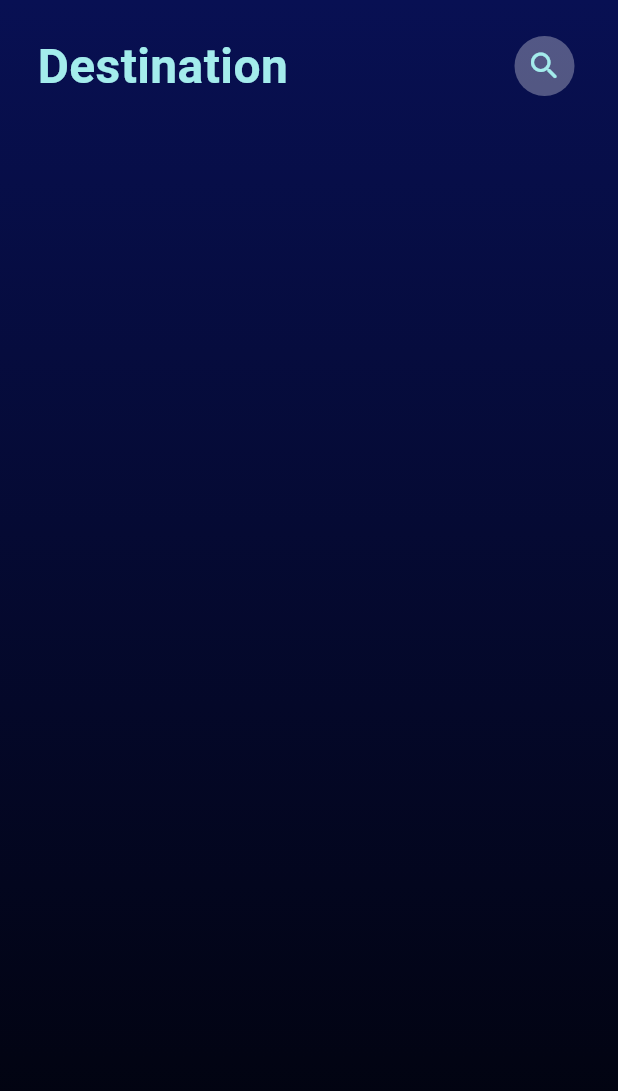
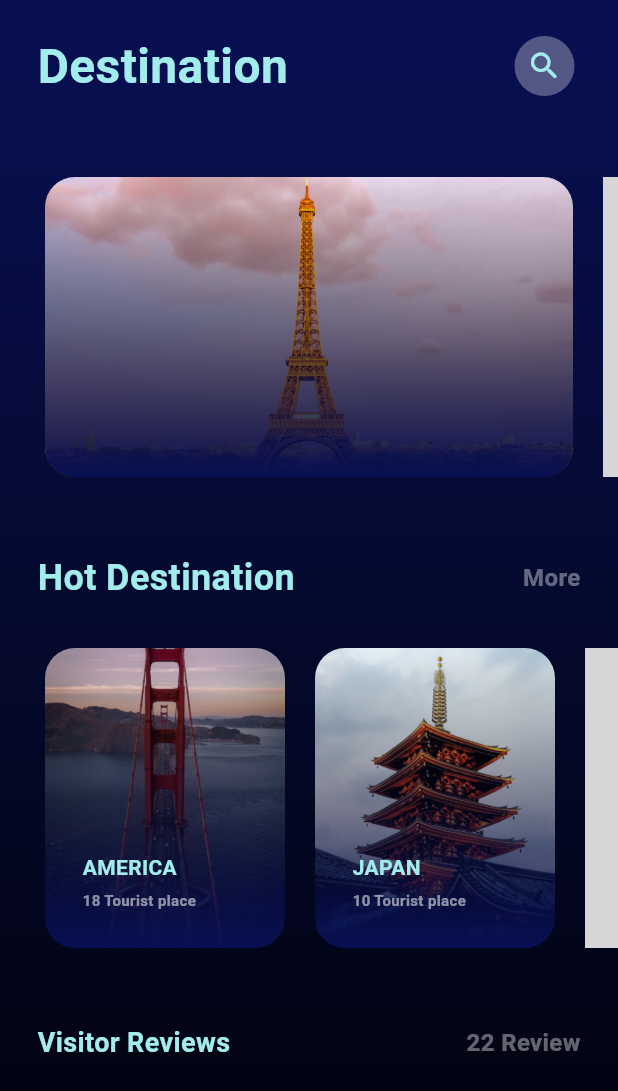
Before and after one commit to avikumar11haz/travel_animation_app, a Flutter app: the screen it shows after launch, on a phone screen of 412 x 824 dp. Shown: the top 1091 px of the screen. Run offline on Flutter 3.47's test engine with Material 3 defaults, Android fonts, the phone set to English and light mode, and no system bars; grey boxes are pictures that could not be loaded.

Commit message:
add style file

```diff
--- a/lib/home.dart
+++ b/lib/home.dart
@@ -1,5 +1,7 @@
 import 'package:flutter/material.dart';
 import 'package:travel_app_ui/colors.dart';
+import 'package:travel_app_ui/constant.dart';
+import 'package:travel_app_ui/style.dart';
 
 class Home extends StatelessWidget {
   const Home({super.key});
@@ -18,50 +20,194 @@ class Home extends StatelessWidget {
               AppColor.tertiaryColor,
             ])),
         child: ListView(
-          children: const [
-            Padding(
+          children: [
+            customAppBar(),
+            SizedBox(
+              height: 200,
+              child: ListView.builder(
+                scrollDirection: Axis.horizontal,
+                itemCount: destination.length,
+                itemBuilder: (context, index) => Padding(
+                  padding: EdgeInsets.only(left: index == 0 ? 30 : 0),
+                  child: destinationCard(
+                      context, destination[index]['imagePath']!),
+                ),
+              ),
+            ),
+            const Padding(
               padding:
-                  EdgeInsets.only(left: 25, right: 25, bottom: 50, top: 20),
+                  EdgeInsets.only(left: 25, right: 25, bottom: 30, top: 50),
               child: Row(
                 mainAxisAlignment: MainAxisAlignment.spaceBetween,
                 children: [
-                  PrimaryText(),
-                  RawMaterialButton(
-                    constraints: BoxConstraints(minWidth: 0),
-                    onPressed: null,
-                    elevation: 2.0,
-                    padding: EdgeInsets.all(8),
-                    shape: CircleBorder(),
-                    fillColor: Colors.white30,
-                    child: Icon(
-                      Icons.search_rounded,
-                      color: AppColor.primaryColor,
-                    ),
-                  )
+                  PrimaryText(
+                    text: "Hot Destination",
+                    size: 24,
+                  ),
+                  PrimaryText(
+                    text: "More",
+                    size: 16,
+                    color: Colors.white38,
+                  ),
                 ],
               ),
-            )
+            ),
+            SizedBox(
+              height: 200,
+              child: ListView.builder(
+                scrollDirection: Axis.horizontal,
+                itemCount: hotDestination.length,
+                itemBuilder: (context, index) => Padding(
+                  padding: EdgeInsets.only(left: index == 0 ? 30 : 0),
+                  child: hotdestinationCard(
+                    context,
+                    hotDestination[index]['imagePath']!,
+                    hotDestination[index]['placeName']!,
+                    hotDestination[index]['placeCount']!,
+                  ),
+                ),
+              ),
+            ),
+            const Padding(
+              padding:
+              EdgeInsets.only(left: 25, right: 25, bottom: 30, top: 50),
+              child: Row(
+                mainAxisAlignment: MainAxisAlignment.spaceBetween,
+                children: [
+                  PrimaryText(
+                    text: "Visitor Reviews",
+                    size: 18,
+                  ),
+                  PrimaryText(
+                    text: "22 Review",
+                    size: 16,
+                    color: Colors.white38,
+                  ),
+                ],
+              ),
+            ),
           ],
         ),
       ),
     );
   }
-}
 
-class PrimaryText extends StatelessWidget {
-  const PrimaryText({
-    super.key,
-  });
+  Stack destinationCard(BuildContext context, String imagePath) {
+    return Stack(
+      children: [
+        Container(
+          height: 200,
+          width: MediaQuery.of(context).size.width - 60,
+          margin: const EdgeInsets.only(right: 20),
+          decoration: BoxDecoration(
+              borderRadius: BorderRadius.circular(20),
+              image: DecorationImage(
+                image: AssetImage(imagePath),
+                fit: BoxFit.cover,
+              )),
+        ),
+        Positioned(
+          top: 0,
+          left: 0,
+          child: Container(
+            height: 200,
+            width: MediaQuery.of(context).size.width - 60,
+            decoration: BoxDecoration(
+                borderRadius: BorderRadius.circular(20),
+                gradient: const LinearGradient(
+                    begin: Alignment.bottomCenter,
+                    end: Alignment.topCenter,
+                    colors: [
+                      AppColor.secondaryColor,
+                      Colors.transparent,
+                    ])),
+          ),
+        ),
+      ],
+    );
+  }
 
-  @override
-  Widget build(BuildContext context) {
-    return Text(
-      "Destination",
-      style: TextStyle(
-        fontFamily: 'Roboto',
-        fontSize: 32,
-        color: AppColor.primaryColor,
-        fontWeight: FontWeight.w700,
+  Stack hotdestinationCard(BuildContext context, String imagePath,
+      String placeName, String placeCount) {
+    return Stack(
+      children: [
+        Container(
+          height: 200,
+          width: 160,
+          margin: const EdgeInsets.only(right: 20),
+          //padding: const EdgeInsets.only(bottom: 20),
+          decoration: BoxDecoration(
+              borderRadius: BorderRadius.circular(20),
+              image: DecorationImage(
+                image: AssetImage(imagePath),
+                fit: BoxFit.cover,
+              )),
+        ),
+        Positioned(
+          top: 0,
+          left: 0,
+          child: Container(
+            height: 200,
+            width: 160,
+            decoration: BoxDecoration(
+                borderRadius: BorderRadius.circular(20),
+                gradient: const LinearGradient(
+                    begin: Alignment.bottomCenter,
+                    end: Alignment.topCenter,
+                    colors: [
+                      AppColor.secondaryColor,
+                      Colors.transparent,
+                    ])),
+          ),
+        ),
+        Positioned(
+            bottom: 25,
+            left: 25,
+            child: Column(
+              crossAxisAlignment: CrossAxisAlignment.start,
+              children: [
+                PrimaryText(
+                  text: placeName,
+                  size: 14,
+                ),
+                const SizedBox(
+                  height: 5,
+                ),
+                PrimaryText(
+                  text: placeCount,
+                  size: 10,
+                  color: Colors.white54,
+                )
+              ],
+            ))
+      ],
+    );
+  }
+
+  Padding customAppBar() {
+    return const Padding(
+      padding: EdgeInsets.only(left: 25, right: 25, bottom: 50, top: 20),
+      child: Row(
+        mainAxisAlignment: MainAxisAlignment.spaceBetween,
+        children: [
+          PrimaryText(
+            text: "Destination",
+            size: 32,
+            fontWeight: FontWeight.w700,
+          ),
+          RawMaterialButton(
+            constraints: BoxConstraints(minWidth: 0),
+            onPressed: null,
+            elevation: 2.0,
+            padding: EdgeInsets.all(8),
+            shape: CircleBorder(),
+            fillColor: Colors.white30,
+            child: Icon(
+              Icons.search_rounded,
+              color: AppColor.primaryColor,
+            ),
+          )
+        ],
       ),
     );
   }
--- /dev/null
+++ b/lib/style.dart
@@ -0,0 +1,30 @@
+import 'package:flutter/material.dart';
+import 'package:travel_app_ui/colors.dart';
+
+class PrimaryText extends StatelessWidget {
+  final Color color;
+  final double size;
+  final FontWeight fontWeight;
+  final String text;
+
+  const PrimaryText({
+    super.key,
+    this.size = 16,
+    this.fontWeight = FontWeight.w600,
+    this.color = AppColor.primaryColor,
+    required this.text,
+  });
+
+  @override
+  Widget build(BuildContext context) {
+    return Text(
+      text,
+      style: TextStyle(
+        fontFamily: 'Roboto',
+        fontSize: size,
+        color: color,
+        fontWeight: fontWeight,
+      ),
+    );
+  }
+}
```
